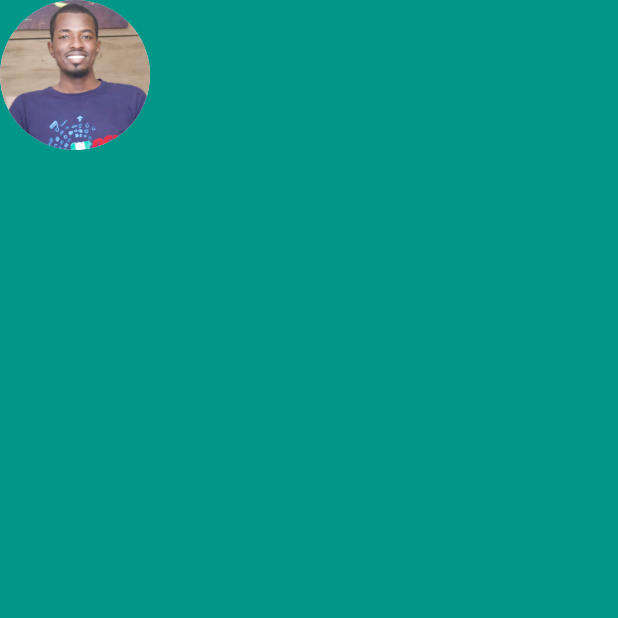
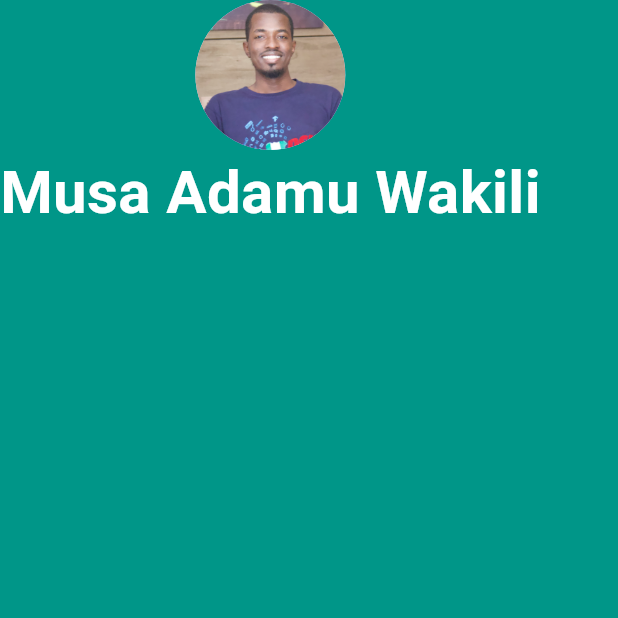
Before and after one commit to musawakiliML/my_business_card, a Flutter app: the screen it shows after launch, on a phone screen of 412 x 824 dp, the top half of it. Run offline on Flutter 3.47's test engine with Material 3 defaults, Android fonts, the phone set to English and light mode, and no system bars.

Commit message:
Update Text widget

```diff
--- a/lib/main.dart
+++ b/lib/main.dart
@@ -19,6 +19,13 @@ class MyBusinessApp extends StatelessWidget {
                   radius: 50.0,
                   backgroundImage: AssetImage("images/pic.jpg"),
                 ),
+                Text(
+                  "Musa Adamu Wakili",
+                  style: TextStyle(
+                    fontSize: 40.0,
+                    color: Colors.white,
+                    fontWeight: FontWeight.bold,
+                  ),)
               ],
             ))));
   }
```
